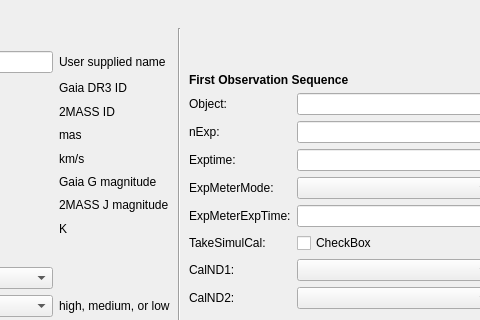
First picture: the form in kpf/OB_GUI/KPF_OB_GUI.ui, repository KeckObservatory/KPFTranslator, before the edit; both pictures show x 271 to 751 and y 322 to 642 of the 951 by 811 pixel window.
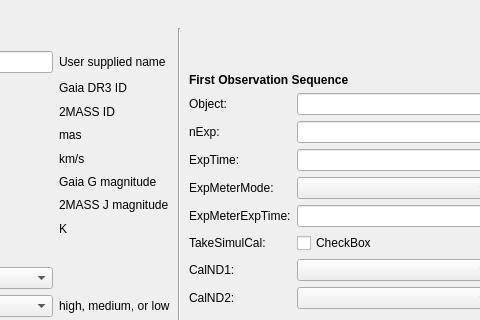
Second picture: the form after the edit.

Commit message: Consistent ExpTime vs Exptime

The edit to the form file:
```diff
--- a/kpf/OB_GUI/KPF_OB_GUI.ui
+++ b/kpf/OB_GUI/KPF_OB_GUI.ui
@@ -773,7 +773,7 @@
      <item row="3" column="1">
       <widget class="QLabel" name="label_47">
        <property name="text">
-        <string>Exptime:</string>
+        <string>ExpTime:</string>
        </property>
       </widget>
      </item>
```
Left out of the diff: 2 changed lines with no effect on the pictures. The commit also changes 14 other files.
